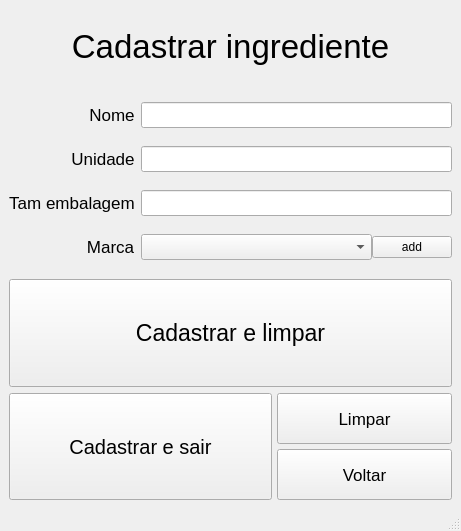
Old version of the form tela_cadastro_ingrediente.ui in the repository lucasHashi/PyQt5-gerenciador-de-vendas-de-comidas.
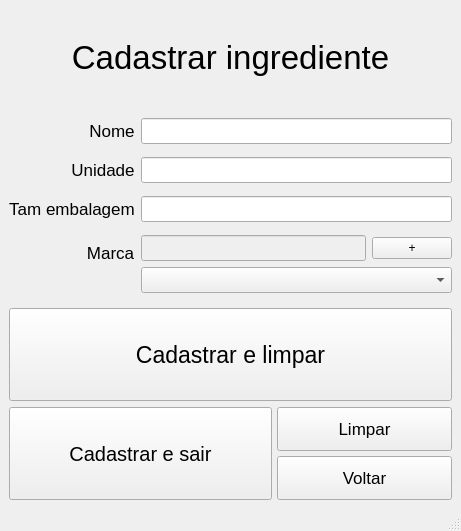
New version of the form.

Commit message:
Cadastro de ingredientes e marcas feito
Troca entre tela e cadastro de ingredientes pronto.
Arrumado um lugarzinho pra adicionar marcas e funcionando.

Patch:
```diff
--- a/tela_cadastro_ingrediente.ui
+++ b/tela_cadastro_ingrediente.ui
@@ -14,7 +14,7 @@
    <string>MainWindow</string>
   </property>
   <widget class="QWidget" name="centralwidget">
-   <layout class="QVBoxLayout" name="verticalLayout" stretch="2,5,6">
+   <layout class="QVBoxLayout" name="verticalLayout" stretch="1,2,2">
     <item>
      <layout class="QHBoxLayout" name="lay_hori_titulo">
       <property name="spacing">
@@ -42,30 +42,9 @@
     </item>
     <item>
      <layout class="QFormLayout" name="formLayout">
-      <property name="sizeConstraint">
-       <enum>QLayout::SetDefaultConstraint</enum>
-      </property>
       <property name="labelAlignment">
        <set>Qt::AlignRight|Qt::AlignTrailing|Qt::AlignVCenter</set>
       </property>
-      <property name="formAlignment">
-       <set>Qt::AlignLeading|Qt::AlignLeft|Qt::AlignVCenter</set>
-      </property>
-      <property name="verticalSpacing">
-       <number>10</number>
-      </property>
-      <property name="leftMargin">
-       <number>0</number>
-      </property>
-      <property name="topMargin">
-       <number>5</number>
-      </property>
-      <property name="rightMargin">
-       <number>0</number>
-      </property>
-      <property name="bottomMargin">
-       <number>5</number>
-      </property>
       <item row="0" column="0">
        <widget class="QLabel" name="lbl_nome">
         <property name="sizePolicy">
@@ -196,10 +175,30 @@
        </widget>
       </item>
       <item row="3" column="1">
-       <layout class="QHBoxLayout" name="horizontalLayout" stretch="6,1">
-        <property name="sizeConstraint">
-         <enum>QLayout::SetDefaultConstraint</enum>
-        </property>
+       <layout class="QVBoxLayout" name="verticalLayout_2">
+        <item>
+         <layout class="QHBoxLayout" name="horizontalLayout" stretch="5,1">
+          <item>
+           <widget class="QLineEdit" name="txt_marca">
+            <property name="enabled">
+             <bool>false</bool>
+            </property>
+            <property name="font">
+             <font>
+              <pointsize>11</pointsize>
+             </font>
+            </property>
+           </widget>
+          </item>
+          <item>
+           <widget class="QPushButton" name="btn_ativa_marca">
+            <property name="text">
+             <string>+</string>
+            </property>
+           </widget>
+          </item>
+         </layout>
+        </item>
         <item>
          <widget class="QComboBox" name="combo_marca">
           <property name="sizePolicy">
@@ -215,24 +214,6 @@
           </property>
          </widget>
         </item>
-        <item>
-         <widget class="QPushButton" name="btn_add_marca">
-          <property name="sizePolicy">
-           <sizepolicy hsizetype="Minimum" vsizetype="Maximum">
-            <horstretch>0</horstretch>
-            <verstretch>0</verstretch>
-           </sizepolicy>
-          </property>
-          <property name="font">
-           <font>
-            <pointsize>9</pointsize>
-           </font>
-          </property>
-          <property name="text">
-           <string>add</string>
-          </property>
-         </widget>
-        </item>
        </layout>
       </item>
      </layout>
```
The commit also changes 14 other files.
